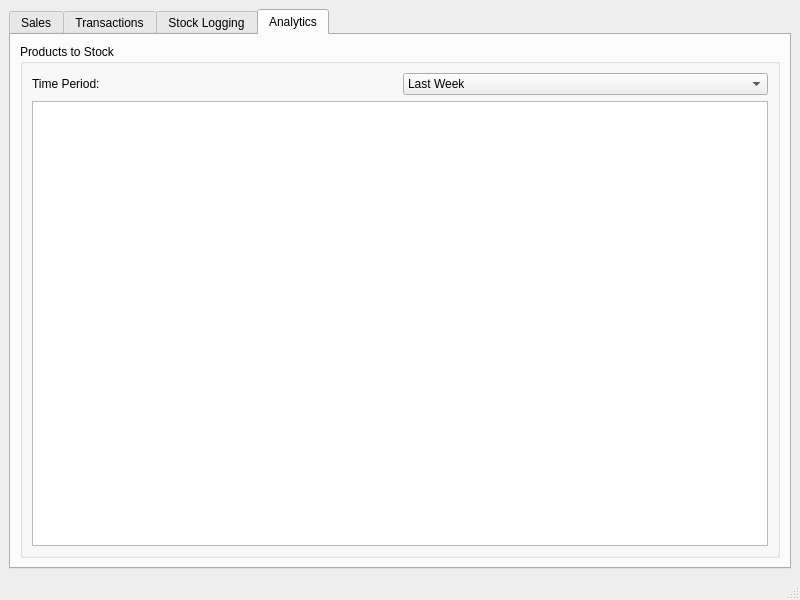
The window that SariSariSleuth/mainwindow.ui (ZachMatriano/CMSC-21-Finals) describes before a commit, drawn with Qt 5.
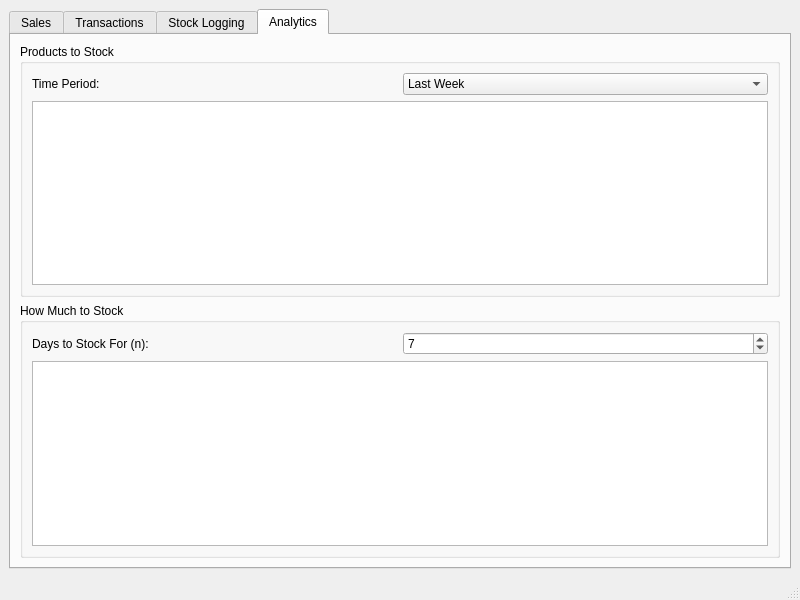
The same window after the commit. The open tabs and pages were chosen to show the change.

What changed in the file:
```diff
--- a/SariSariSleuth/mainwindow.ui
+++ b/SariSariSleuth/mainwindow.ui
@@ -241,6 +241,46 @@
           </layout>
          </widget>
         </item>
+        <item>
+         <widget class="QGroupBox" name="howMuchToStockGroup">
+          <property name="title">
+           <string>How Much to Stock</string>
+          </property>
+          <layout class="QVBoxLayout" name="verticalLayout_7">
+           <item>
+            <layout class="QHBoxLayout" name="horizontalLayout_6">
+             <item>
+              <widget class="QLabel" name="label_3">
+               <property name="text">
+                <string>Days to Stock For (n):</string>
+               </property>
+              </widget>
+             </item>
+             <item>
+              <widget class="QSpinBox" name="daysToStockSpinBox">
+               <property name="minimum">
+                <number>1</number>
+               </property>
+               <property name="maximum">
+                <number>365</number>
+               </property>
+               <property name="value">
+                <number>7</number>
+               </property>
+              </widget>
+             </item>
+            </layout>
+           </item>
+           <item>
+            <widget class="QListView" name="howMuchToListView">
+             <property name="alternatingRowColors">
+              <bool>true</bool>
+             </property>
+            </widget>
+           </item>
+          </layout>
+         </widget>
+        </item>
        </layout>
       </widget>
      </widget>
```
